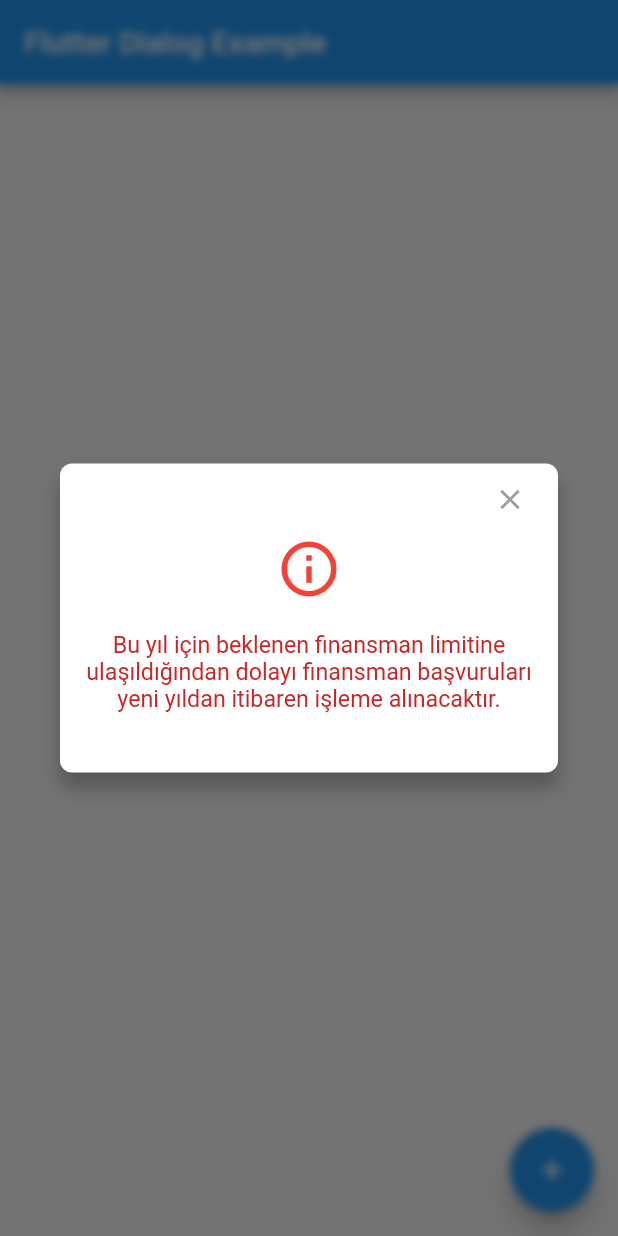
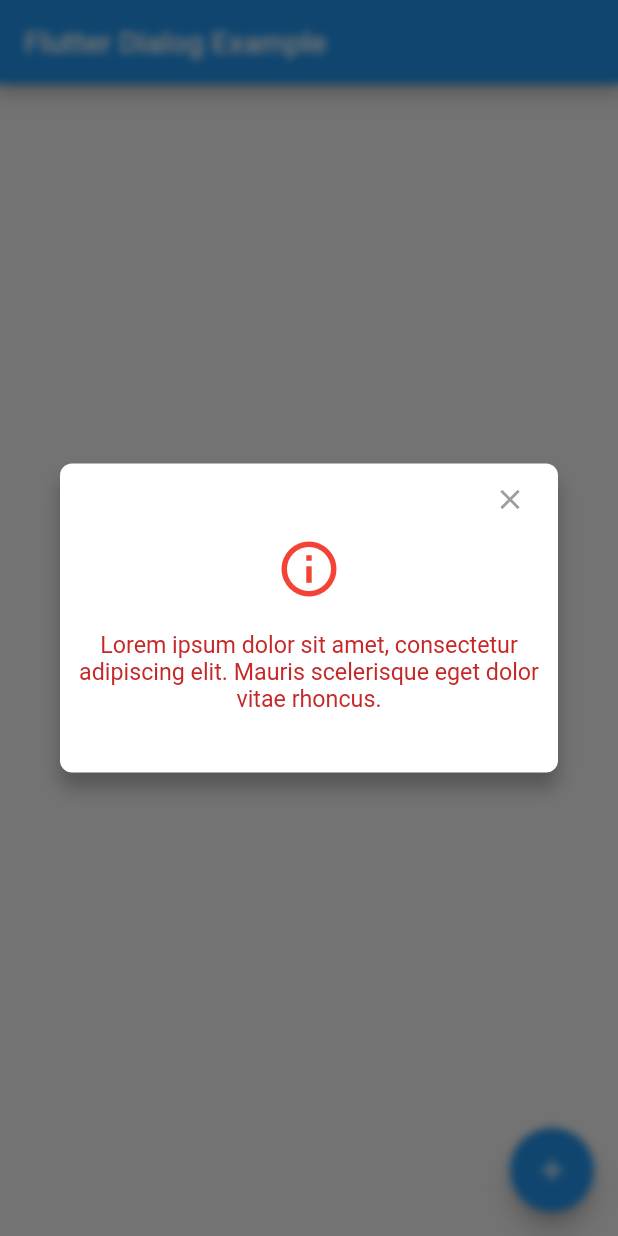
Before and after one commit to karatasemre/FlutterDialog, a Flutter app: the screen it shows after launch, after a tap on the "add" icon, on a phone screen of 412 x 824 dp. Run offline on Flutter 3.47's test engine with Material 2 defaults, Android fonts, the phone set to English and light mode, and no system bars.

Commit message:
first commit

```diff
--- a/lib/main.dart
+++ b/lib/main.dart
@@ -34,7 +34,7 @@ class _MyHomePageState extends State<MyHomePage> {
       builder: (BuildContext context) => CustomDialog(
         headerIcon: Icon(Icons.info_outline, color: Colors.red, size: 44,),
         description:
-        "Bu yıl için beklenen finansman limitine ulaşıldığından dolayı finansman başvuruları yeni yıldan itibaren işleme alınacaktır.",
+        "Lorem ipsum dolor sit amet, consectetur adipiscing elit. Mauris scelerisque eget dolor vitae rhoncus.",
         closeIcon: Icon(Icons.close, color: Colors.grey, size: 22,),
       ),
 
```
